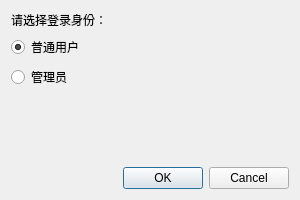
Before: the Qt Designer form src/ui/LoginDialog.ui in Souvenal/Software-Engineering-Lab, drawn with Qt 5.
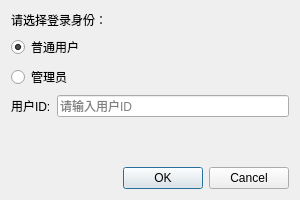
After: the same form once the commit is applied.

```diff
--- a/src/ui/LoginDialog.ui
+++ b/src/ui/LoginDialog.ui
@@ -38,6 +38,24 @@
      </property>
     </widget>
    </item>
+   <item>
+    <layout class="QFormLayout" name="formLayout">
+     <item row="0" column="0">
+      <widget class="QLabel" name="label_2">
+       <property name="text">
+        <string>用户ID:</string>
+       </property>
+      </widget>
+     </item>
+     <item row="0" column="1">
+      <widget class="QLineEdit" name="userIdEdit">
+       <property name="placeholderText">
+        <string>请输入用户ID</string>
+       </property>
+      </widget>
+     </item>
+    </layout>
+   </item>
    <item>
     <spacer name="verticalSpacer">
      <property name="orientation">
```
